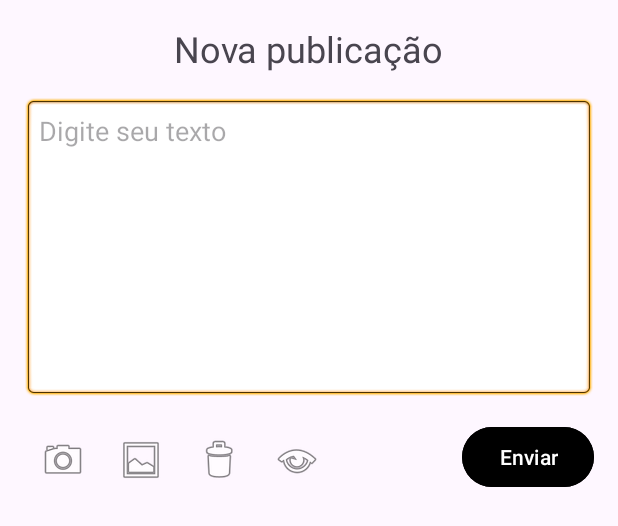
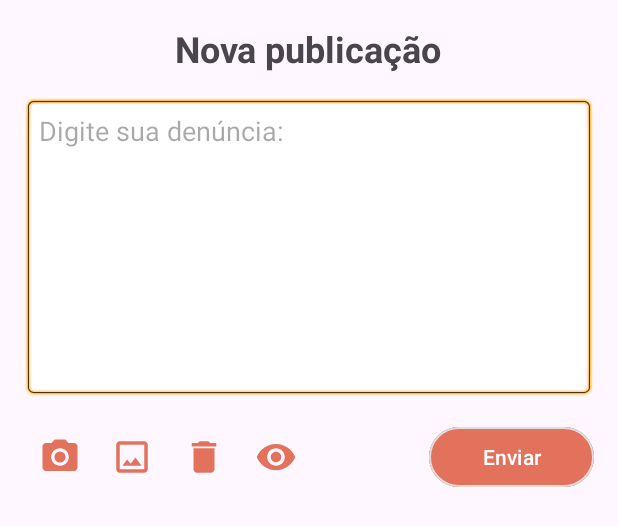
Before and after one commit to guilherme-neves1/SafeCityApp, an Android app: the layout activity_post.xml on its own in the app's theme, with its tools: preview values and no code run, on a phone screen of 412 x 824 dp. Shown: the top 526 px of the screen. Run offline under Robolectric (Android 15) with nearby library versions, the phone set to English and light mode, and no system bars.

Commit message:
final adjustments Post.xml

```diff
--- a/app/src/main/res/layout/activity_post.xml
+++ b/app/src/main/res/layout/activity_post.xml
@@ -1,7 +1,7 @@
 <?xml version="1.0" encoding="utf-8"?>
-<LinearLayout
-    xmlns:android="http://schemas.android.com/apk/res/android"
+<LinearLayout xmlns:android="http://schemas.android.com/apk/res/android"
     xmlns:tools="http://schemas.android.com/tools"
+    xmlns:app="http://schemas.android.com/apk/res-auto"
     android:layout_width="match_parent"
     android:layout_height="match_parent"
     android:orientation="vertical"
@@ -14,6 +14,7 @@
         android:layout_height="wrap_content"
         android:text="Nova publicação"
         android:textSize="24sp"
+        android:textStyle="bold"
         android:layout_gravity="center"
         android:layout_marginBottom="16dp" />
 
@@ -21,7 +22,7 @@
         android:id="@+id/editTextPost"
         android:layout_width="match_parent"
         android:layout_height="200dp"
-        android:hint="Digite seu texto"
+        android:hint="Digite sua denúncia:"
         android:padding="10dp"
         android:gravity="top|start"
         android:background="@android:drawable/editbox_background" />
@@ -40,41 +41,48 @@
 
             <ImageView
                 android:id="@+id/cameraIcon"
-                android:layout_width="wrap_content"
-                android:layout_height="wrap_content"
-                android:src="@android:drawable/ic_menu_camera"
-                android:layout_margin="10dp" />
+                android:layout_width="28dp"
+                android:layout_height="28dp"
+                android:src="@drawable/post_camera"
+                android:layout_margin="10dp"
+                app:tint="#E2725B" />
 
             <ImageView
                 android:id="@+id/galleryIcon"
-                android:layout_width="wrap_content"
-                android:layout_height="wrap_content"
-                android:src="@android:drawable/ic_menu_gallery"
-                android:layout_margin="10dp" />
+                android:layout_width="28dp"
+                android:layout_height="28dp"
+                android:src="@drawable/post_gallery"
+                android:layout_margin="10dp"
+                app:tint="#E2725B" />
 
             <ImageView
                 android:id="@+id/deleteIcon"
-                android:layout_width="wrap_content"
-                android:layout_height="wrap_content"
-                android:src="@android:drawable/ic_menu_delete"
-                android:layout_margin="10dp" />
+                android:layout_width="28dp"
+                android:layout_height="28dp"
+                android:src="@drawable/post_delete"
+                android:layout_margin="10dp"
+                app:tint="#E2725B" />
 
             <ImageView
                 android:id="@+id/anonymousIcon"
-                android:layout_width="wrap_content"
-                android:layout_height="wrap_content"
-                android:src="@android:drawable/ic_menu_view"
-                android:layout_margin="10dp" />
+                android:layout_width="28dp"
+                android:layout_height="28dp"
+                android:src="@drawable/post_visibilityon"
+                android:layout_margin="10dp"
+                app:tint="#E2725B" />
+
         </LinearLayout>
 
         <Button
             android:id="@+id/submitPostButton"
-            android:layout_width="wrap_content"
+            android:layout_width="110sp"
             android:layout_height="wrap_content"
             android:text="Enviar"
-            android:backgroundTint="@color/black"
-            android:textColor="@android:color/white"
-            android:layout_gravity="end"
-            />
+            android:backgroundTint="#E2725B"
+            android:textColor="#FFF"
+            android:textSize="14sp"
+            app:strokeWidth="1dp"
+            app:strokeColor="#E4DCDB"
+            android:layout_gravity="end" />
     </LinearLayout>
 </LinearLayout>
```
Also changed, not shown: app/src/main/AndroidManifest.xml (+9 -0 lines), app/src/main/java/com/example/safecityapp/PostActivity.java (+86 -10 lines).
